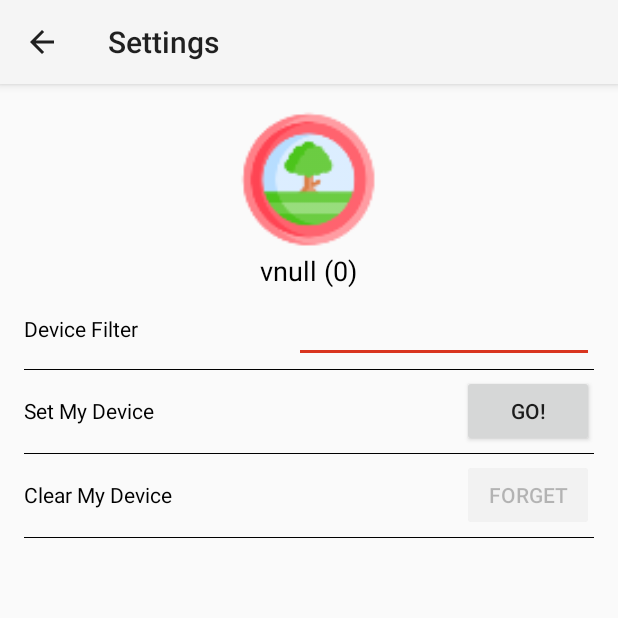
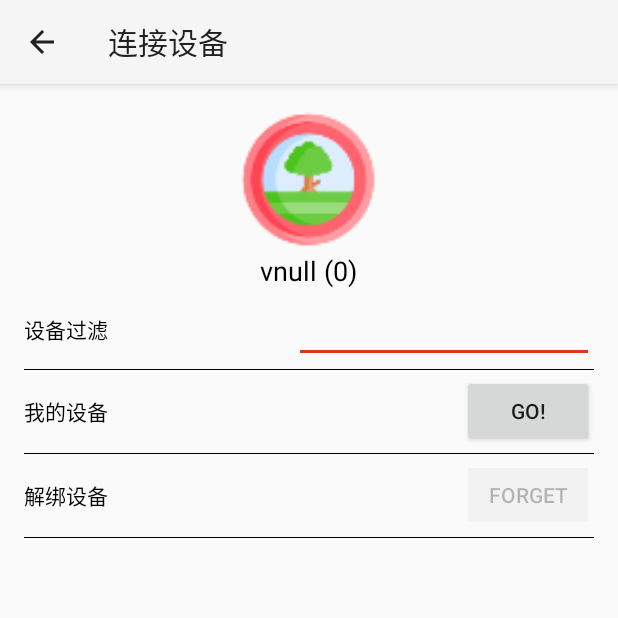
Before and after one commit to hf-team/ISC_NIRScan_Android, an Android app: the SettingsViewActivity screen opened directly, with no data from a screen before it, on a phone screen of 412 x 824 dp, the top half of it. Run offline under Robolectric (Android 15) with nearby library versions, the phone set to English and light mode, and no system bars; 2 statements that could not run were skipped.

Commit message:
设置-翻译

```diff
--- a/app/build.gradle
+++ b/app/build.gradle
@@ -11,7 +11,7 @@ android {
         minSdkVersion 21
         targetSdkVersion 28
         versionCode  4
-        versionName "2.14"
+        versionName "1.0.0"
         ndk {
             // 设置支持的SO库架构
             abiFilters 'armeabi' ,'arm64-v8a'
--- a/app/src/main/res/layout/activity_main.xml
+++ b/app/src/main/res/layout/activity_main.xml
@@ -43,7 +43,7 @@
         android:layout_gravity="center_horizontal"
         android:layout_marginTop="16dp"
         android:paddingLeft="8dp"
-        android:background="#44A348"
+        android:background="#29B57A"
         android:text="@string/text_login"
         android:textColor="#F6F0F0"
         android:textSize="20dp"/>
--- a/app/src/main/res/layout/main_page.xml
+++ b/app/src/main/res/layout/main_page.xml
@@ -19,7 +19,7 @@
         android:layout_gravity="center_horizontal"
         android:layout_marginTop="16dp"
         android:paddingLeft="8dp"
-        android:background="#44A348"
+        android:background="#29B57A"
         android:text="@string/text_home"
         android:textColor="#F6F0F0"
         android:textSize="20dp"/>
--- a/app/src/main/res/values/strings.xml
+++ b/app/src/main/res/values/strings.xml
@@ -15,7 +15,7 @@
     <string name="search_hint">Search</string>
     <string name="title_activity_info">More Information</string>
 
-    <string name="title_activity_settings">Settings</string>
+    <string name="title_activity_settings">连接设备</string>
 
     <string-array name="info_title_array">
         <item>InnoSpectra Corp. Website</item>
@@ -37,11 +37,11 @@
      <string name="temperature">Temperature</string>
      <string name="lamptime">Total Lamp Time</string>
      <string name="spatial_freq">Spatial Freq</string>
-     <string name="set_nano">Set My Device</string>
-     <string name="clear_nano">Clear My Device</string>
+     <string name="set_nano">我的设备</string>
+     <string name="clear_nano">解绑设备</string>
      <string name="go">Go!</string>
      <string name="forget">Forget</string>
-     <string name="device_filter">Device Filter</string>
+     <string name="device_filter">设备过滤</string>
 
      <string name="title_activity_graph">Graph</string>
 
```
